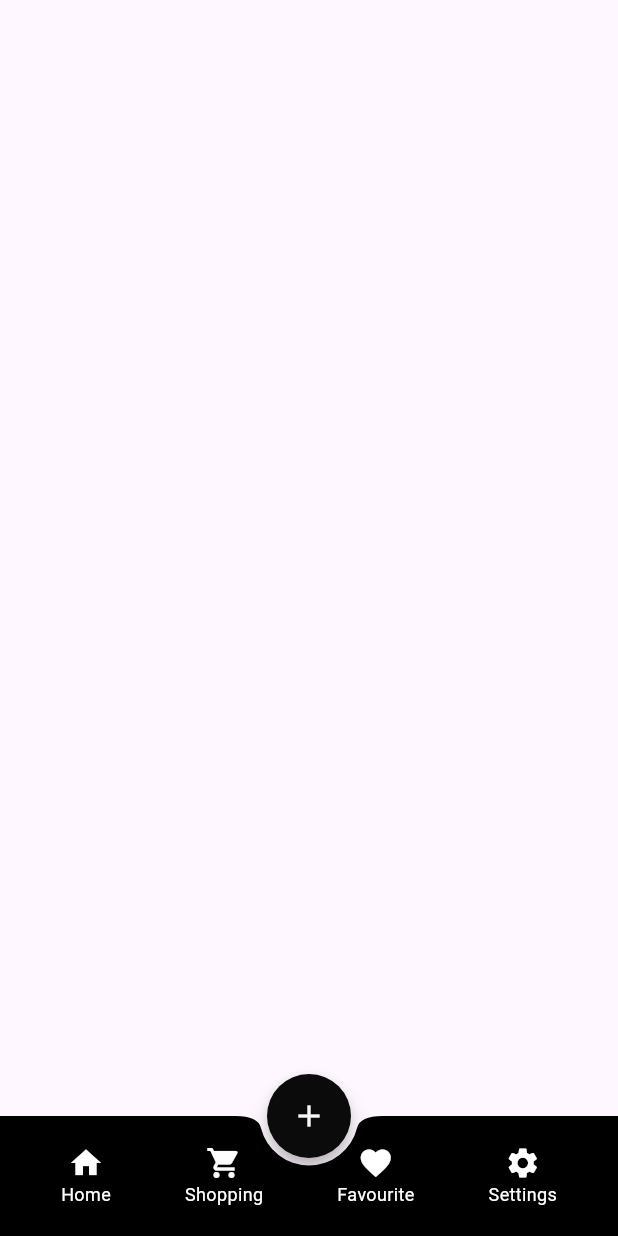
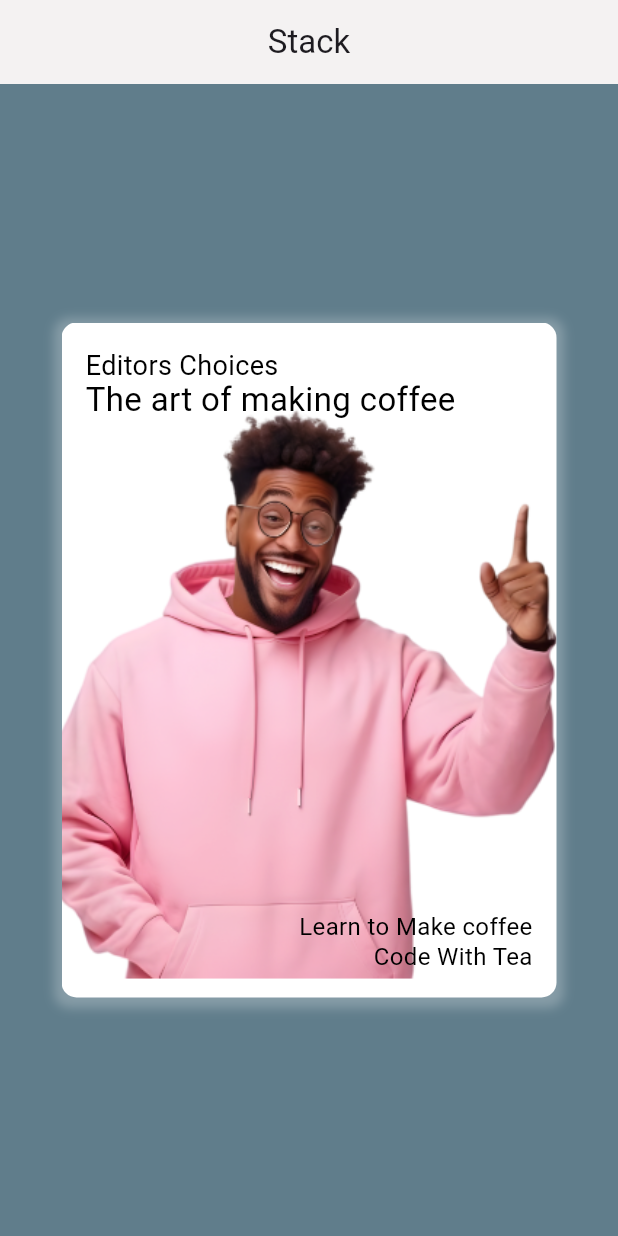
Before and after one commit to ianotieno/MyApp, a Flutter app: the screen it shows after launch, on a phone screen of 412 x 824 dp. Run offline on Flutter 3.47's test engine with Material 3 defaults, Android fonts, the phone set to English and light mode, and no system bars; our stand-ins replace font_awesome_flutter.

Commit message:
update stack

```diff
--- a/lib/main.dart
+++ b/lib/main.dart
@@ -6,6 +6,7 @@ import 'package:pizza_app/screens/home.dart';
 import 'package:pizza_app/screens/listview.dart';
 import 'package:pizza_app/screens/listview2.dart';
 import 'package:pizza_app/screens/rowcolumn.dart';
+import 'package:pizza_app/screens/stack1.dart';
 
 void main() {
   runApp(MyApp());
@@ -20,7 +21,7 @@ class MyApp extends StatelessWidget {
       title: 'My Diary',
       themeMode: ThemeMode.system,
       debugShowCheckedModeBanner: false,
-      home:Float() ,
+      home:Stack1() ,
     );
   }
 }
--- /dev/null
+++ b/lib/screens/stack1.dart
@@ -0,0 +1,72 @@
+import 'package:flutter/material.dart';
+
+class Stack1 extends StatelessWidget {
+  const Stack1({super.key});
+
+  @override
+  Widget build(BuildContext context) {
+    return Scaffold(
+      appBar: AppBar(
+        title: Text("Stack"),
+        centerTitle: true,
+        backgroundColor: const Color.fromARGB(255, 244, 242, 242),
+      )
+      ,
+      backgroundColor: Colors.blueGrey,
+      body: Center(
+   child: Container(
+    padding: const EdgeInsets.all(16),
+    constraints: const BoxConstraints.expand(
+      width: 330,
+      height: 450,
+    ),
+    decoration: const BoxDecoration(
+      boxShadow: [
+        BoxShadow(
+          color: Colors.white24,
+          offset: Offset(0, 2),
+          spreadRadius: 5,
+          blurRadius: 5
+        )
+      ],
+      image: DecorationImage(image: AssetImage('images/dashboard.png'),
+      fit: BoxFit.cover,
+      ),
+      borderRadius: BorderRadius.all(
+        Radius.circular(10.0)
+      )
+    ),
+     child:Stack(
+      children: [
+        Text("Editors Choices",
+        style: TextStyle(color: Colors.black, fontSize: 18),
+        ),
+        Positioned(
+          top: 20,
+          child: Text("The art of making coffee",
+          style: TextStyle(color: Colors.black, fontSize: 22),
+          ),
+        ),
+        Positioned(
+          right: 0,
+          bottom: 20,
+          child: Text("Learn to Make coffee",
+          style: TextStyle(color: Colors.black, fontSize: 16),
+          ),
+        ),
+         Positioned(
+          bottom: 0,
+          right: 0,
+           child: Text("Code With Tea",
+                   style: TextStyle(color: Colors.black, fontSize: 16),
+                   ),
+         ),
+      ],
+     ) ,
+
+
+   )
+      ),
+    );
+  }
+}
```
